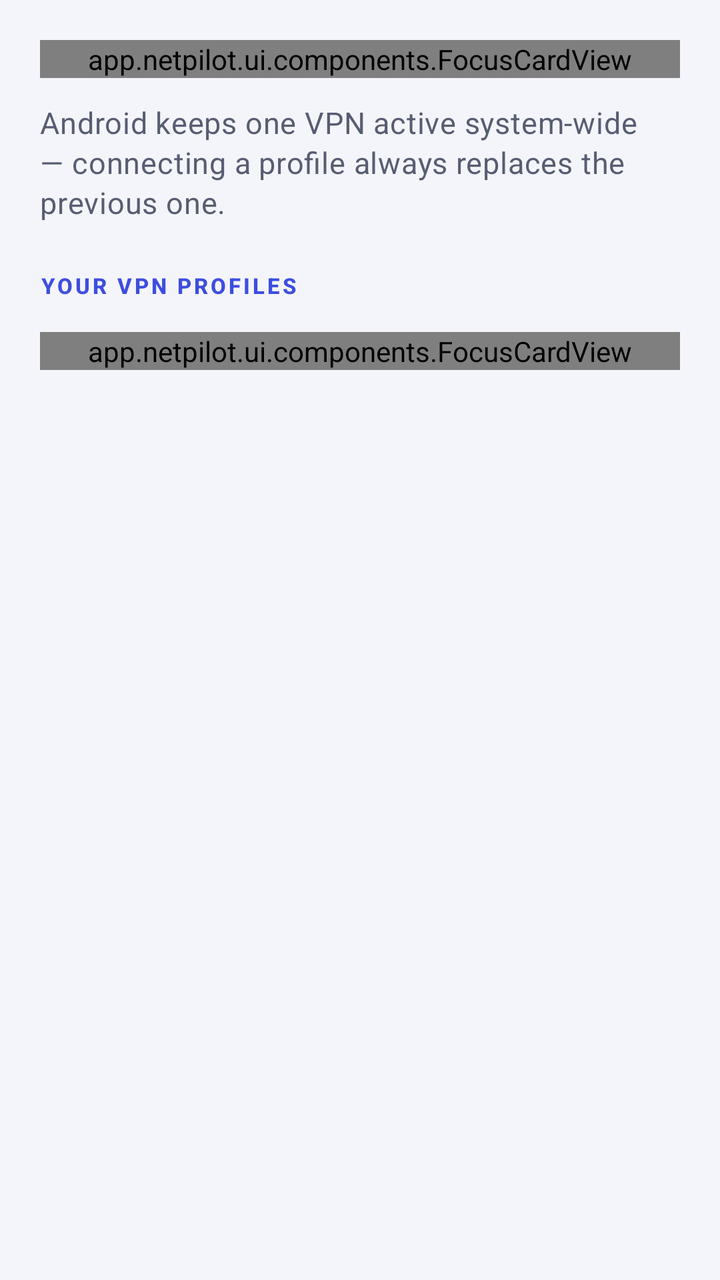
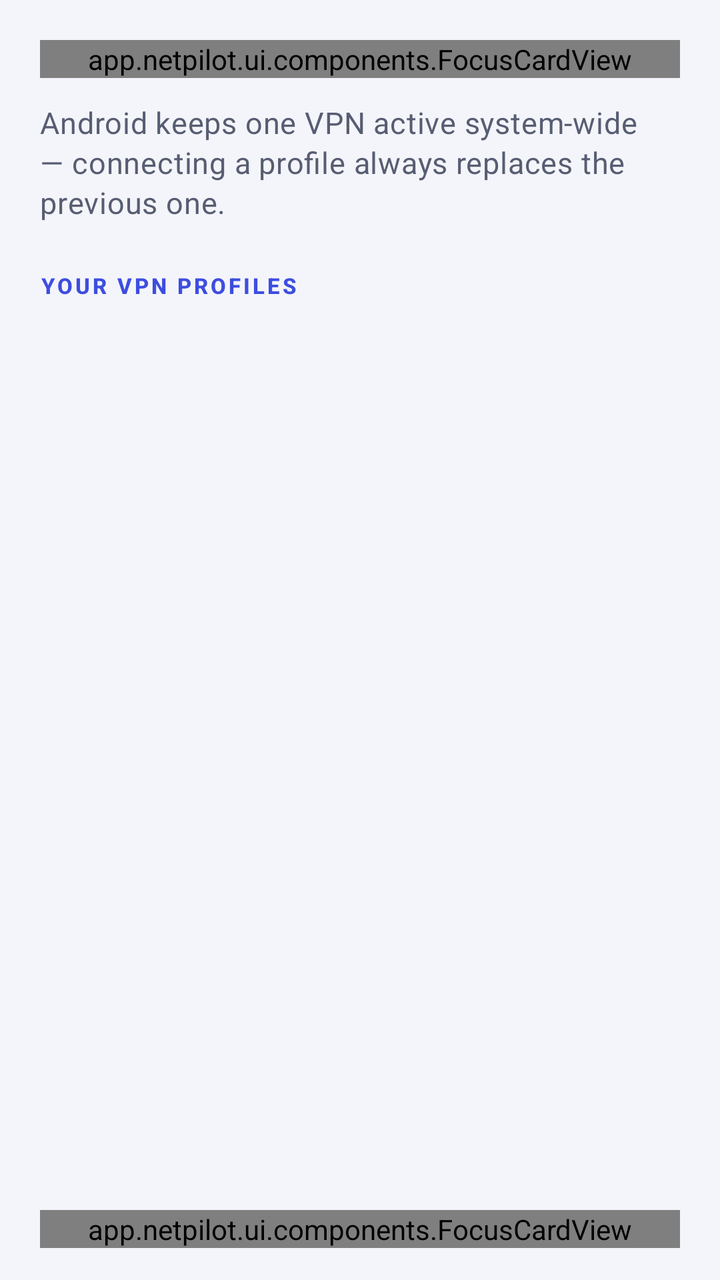

Compare the two renders of this Android layout. The source of the first and the diff that turns it into the second are given below.
<!-- AndroidManifest.xml: application theme Theme.NetPilot -->
<!-- res/layout/fragment_vpn.xml -->
<?xml version="1.0" encoding="utf-8"?>
<ScrollView xmlns:android="http://schemas.android.com/apk/res/android"
    xmlns:app="http://schemas.android.com/apk/res-auto"
    xmlns:tools="http://schemas.android.com/tools"
    android:layout_width="match_parent"
    android:layout_height="match_parent"
    android:clipToPadding="false"
    android:fillViewport="true"
    android:paddingHorizontal="@dimen/screen_padding"
    android:paddingTop="@dimen/screen_padding"
    android:paddingBottom="@dimen/space_32"
    android:scrollbars="none">

    <LinearLayout
        android:layout_width="match_parent"
        android:layout_height="wrap_content"
        android:orientation="vertical">

        
        <app.netpilot.ui.components.FocusCardView
            android:id="@+id/vpn_header"
            android:layout_width="match_parent"
            android:layout_height="wrap_content"
            android:nextFocusLeft="@id/nav_rail">

            <LinearLayout
                android:layout_width="match_parent"
                android:layout_height="wrap_content"
                android:gravity="center_vertical"
                android:orientation="horizontal"
                android:padding="@dimen/card_padding">

                <LinearLayout
                    android:layout_width="0dp"
                    android:layout_height="wrap_content"
                    android:layout_weight="1"
                    android:orientation="vertical">

                    <TextView
                        android:layout_width="wrap_content"
                        android:layout_height="wrap_content"
                        android:text="@string/vpn_title"
                        style="@style/TextAppearance.NetPilot.Title" />

                    <TextView
                        android:layout_width="match_parent"
                        android:layout_height="wrap_content"
                        android:layout_marginTop="@dimen/space_4"
                        android:text="@string/vpn_description"
                        style="@style/TextAppearance.NetPilot.Body" />

                    <app.netpilot.ui.components.StatusPill
                        android:id="@+id/vpn_status_pill"
                        android:layout_width="wrap_content"
                        android:layout_height="wrap_content"
                        android:layout_marginTop="@dimen/space_12" />
                </LinearLayout>

                <com.google.android.material.materialswitch.MaterialSwitch
                    android:id="@+id/vpn_switch"
                    android:layout_width="wrap_content"
                    android:layout_height="wrap_content"
                    android:layout_marginStart="@dimen/space_12"
                    android:contentDescription="@string/cd_vpn_switch"
                    android:minHeight="@dimen/min_target" />
            </LinearLayout>
        </app.netpilot.ui.components.FocusCardView>

        <TextView
            android:layout_width="match_parent"
            android:layout_height="wrap_content"
            android:layout_marginTop="@dimen/space_12"
            android:text="@string/vpn_hint_exclusive"
            style="@style/TextAppearance.NetPilot.Body" />

        
        <TextView
            android:layout_width="wrap_content"
            android:layout_height="wrap_content"
            android:layout_marginTop="@dimen/space_24"
            android:layout_marginBottom="@dimen/space_12"
            android:text="@string/vpn_profiles_section"
            style="@style/TextAppearance.NetPilot.Label" />

        <androidx.recyclerview.widget.RecyclerView
            android:id="@+id/vpn_profiles_list"
            android:layout_width="match_parent"
            android:layout_height="wrap_content"
            android:nestedScrollingEnabled="false"
            android:overScrollMode="never"
            tools:itemCount="2"
            tools:listitem="@layout/item_vpn_profile" />

        <app.netpilot.ui.components.EmptyStateView
            android:id="@+id/vpn_empty"
            android:layout_width="match_parent"
            android:layout_height="wrap_content"
            android:visibility="gone"
            app:npIcon="@drawable/ic_vpn"
            app:npTitle="@string/empty_vpn_title"
            app:npBody="@string/empty_vpn_body" />

        <app.netpilot.ui.components.FocusCardView
            android:id="@+id/vpn_add_row"
            android:layout_width="match_parent"
            android:layout_height="wrap_content"
            android:layout_marginTop="@dimen/space_4"
            android:nextFocusLeft="@id/nav_rail">

            <LinearLayout
                android:layout_width="match_parent"
                android:layout_height="wrap_content"
                android:gravity="center_vertical"
                android:orientation="horizontal"
                android:padding="@dimen/card_padding">

                <ImageView
                    android:layout_width="40dp"
                    android:layout_height="40dp"
                    android:background="@drawable/bg_icon_badge"
                    android:contentDescription="@string/vpn_add_profile"
                    android:padding="9dp"
                    android:src="@drawable/ic_add"
                    app:tint="?attr/colorSecondary" />

                <TextView
                    android:layout_width="wrap_content"
                    android:layout_height="wrap_content"
                    android:layout_marginStart="@dimen/space_16"
                    android:text="@string/vpn_add_profile"
                    android:textSize="@dimen/text_title"
                    android:textStyle="bold"
                    android:textColor="?attr/colorSecondary" />
            </LinearLayout>
        </app.netpilot.ui.components.FocusCardView>
    </LinearLayout>
</ScrollView>
<!-- res/layout/item_vpn_profile.xml (included above) -->
<?xml version="1.0" encoding="utf-8"?>
<app.netpilot.ui.components.FocusCardView
    xmlns:android="http://schemas.android.com/apk/res/android"
    xmlns:app="http://schemas.android.com/apk/res-auto"
    android:id="@+id/profile_root"
    android:layout_width="match_parent"
    android:layout_height="wrap_content"
    android:layout_marginBottom="@dimen/space_12"
    android:nextFocusLeft="@id/nav_rail">

    <LinearLayout
        android:layout_width="match_parent"
        android:layout_height="wrap_content"
        android:gravity="center_vertical"
        android:orientation="horizontal"
        android:padding="14dp">

        <LinearLayout
            android:layout_width="0dp"
            android:layout_height="wrap_content"
            android:layout_weight="1"
            android:orientation="vertical">

            <LinearLayout
                android:layout_width="wrap_content"
                android:layout_height="wrap_content"
                android:gravity="center_vertical"
                android:orientation="horizontal">

                <TextView
                    android:id="@+id/profile_name"
                    android:layout_width="wrap_content"
                    android:layout_height="wrap_content"
                    android:textColor="?attr/colorOnSurface"
                    android:textSize="16sp"
                    android:textStyle="bold" />

                <TextView
                    android:id="@+id/type_badge"
                    android:layout_width="wrap_content"
                    android:layout_height="wrap_content"
                    android:layout_marginStart="@dimen/space_8"
                    android:background="@drawable/bg_type_badge"
                    android:paddingHorizontal="8dp"
                    android:paddingVertical="2dp"
                    android:textColor="@color/brand_on_primary_container"
                    android:textSize="11sp"
                    android:textStyle="bold" />
            </LinearLayout>

            <TextView
                android:id="@+id/profile_host"
                android:layout_width="wrap_content"
                android:layout_height="wrap_content"
                android:layout_marginTop="2dp"
                style="@style/TextAppearance.NetPilot.Body" />

            <TextView
                android:id="@+id/profile_state"
                android:layout_width="wrap_content"
                android:layout_height="wrap_content"
                android:layout_marginTop="4dp"
                android:textSize="12sp"
                android:textStyle="bold" />
        </LinearLayout>

        <ImageButton
            android:id="@+id/btn_edit"
            style="@style/Widget.NetPilot.IconButton"
            android:layout_width="@dimen/min_target"
            android:layout_height="@dimen/min_target"
            android:contentDescription="@string/cd_edit_profile"
            android:src="@drawable/ic_edit"
            app:tint="?attr/colorOnSurfaceVariant" />

        <ImageButton
            android:id="@+id/btn_delete"
            style="@style/Widget.NetPilot.IconButton"
            android:layout_width="@dimen/min_target"
            android:layout_height="@dimen/min_target"
            android:layout_marginStart="@dimen/space_4"
            android:contentDescription="@string/cd_delete_profile"
            android:src="@drawable/ic_delete"
            app:tint="@color/status_danger" />
    </LinearLayout>
</app.netpilot.ui.components.FocusCardView>
<!-- resources referenced by this layout -->
<resources>
  <color name="brand_on_primary_container">#0D1560</color>
  <color name="status_danger">#C62F45</color>
  <dimen name="card_padding">18dp</dimen>
  <dimen name="min_target">48dp</dimen>
  <dimen name="screen_padding">20dp</dimen>
  <dimen name="space_12">12dp</dimen>
  <dimen name="space_16">16dp</dimen>
  <dimen name="space_24">24dp</dimen>
  <dimen name="space_32">32dp</dimen>
  <dimen name="space_4">4dp</dimen>
  <dimen name="space_8">8dp</dimen>
  <dimen name="text_title">21sp</dimen>
  <!-- drawable bg_icon_badge (drawable) -->
  <?xml version="1.0" encoding="utf-8"?>
  <shape xmlns:android="http://schemas.android.com/apk/res/android" android:shape="rectangle">
      <corners android:radius="13dp" />
      <solid android:color="@color/brand_primary_container" />
  </shape>
  <!-- drawable bg_type_badge (drawable) -->
  <?xml version="1.0" encoding="utf-8"?>
  <shape xmlns:android="http://schemas.android.com/apk/res/android" android:shape="rectangle">
      <corners android:radius="8dp" />
      <solid android:color="@color/brand_primary_container" />
  </shape>
  <string name="cd_delete_profile">Delete profile</string>
  <string name="cd_edit_profile">Edit profile</string>
  <string name="cd_vpn_switch">VPN connect/disconnect switch</string>
  <string name="empty_vpn_body">Add your own IKEv2/IPsec server or import an OpenVPN .ovpn config. Nothing is shared with any service.</string>
  <string name="empty_vpn_title">No VPN profiles yet</string>
  <string name="vpn_add_profile">Add VPN profile</string>
  <string name="vpn_description">Tunnel your traffic through a server you control. Profiles stay on this device.</string>
  <string name="vpn_hint_exclusive">Android keeps one VPN active system-wide — connecting a profile always replaces the previous one.</string>
  <string name="vpn_profiles_section">Your VPN profiles</string>
  <string name="vpn_title">VPN</string>
  <style name="TextAppearance.NetPilot.Body" parent="TextAppearance.Material3.BodyMedium">
          <item name="android:textSize">@dimen/text_body</item>
          <item name="android:textColor">?attr/colorOnSurfaceVariant</item>
      </style>
  <style name="TextAppearance.NetPilot.Title" parent="TextAppearance.Material3.TitleMedium">
          <item name="android:textSize">@dimen/text_title</item>
          <item name="android:textColor">?attr/colorOnSurface</item>
      </style>
  <style name="Widget.NetPilot.IconButton" parent="Widget.Material3.Button.IconButton">
          <item name="android:minWidth">@dimen/min_target</item>
          <item name="android:minHeight">@dimen/min_target</item>
      </style>
  <color name="brand_primary_container">#E2E5FF</color>
  <dimen name="text_body">15sp</dimen>
  <dimen name="text_label">11sp</dimen>
  <color name="brand_primary">#3D4DE0</color>
  <color name="brand_on_primary">#FFFFFF</color>
  <color name="brand_secondary">#00A896</color>
  <color name="brand_on_secondary">#FFFFFF</color>
  <color name="brand_secondary_container">#C8F3EC</color>
  <color name="brand_on_secondary_container">#003B34</color>
  <color name="bg">#F4F5FA</color>
  <color name="surface">#FFFFFF</color>
  <color name="on_surface">#171A26</color>
  <color name="surface_variant">#EAECF4</color>
  <color name="on_surface_variant">#575D72</color>
  <style name="ThemeOverlay.NetPilot.Dialog" parent="ThemeOverlay.Material3.MaterialAlertDialog">
          <item name="colorPrimary">@color/brand_primary</item>
          <item name="shapeAppearanceOverlay">@style/ShapeAppearance.NetPilot.Dialog</item>
      </style>
  <dimen name="card_radius">22dp</dimen>
  <color name="focus_ring">#3D4DE0</color>
  <dimen name="card_min_height">72dp</dimen>
  <style name="ShapeAppearance.NetPilot.Dialog" parent="">
          <item name="cornerFamily">rounded</item>
          <item name="cornerSize">24dp</item>
      </style>
</resources>

<!-- the commit's change to res/layout/fragment_vpn.xml (unified diff, before → after) -->
@@ -1,140 +1,136 @@
 <?xml version="1.0" encoding="utf-8"?>
-<ScrollView xmlns:android="http://schemas.android.com/apk/res/android"
+<LinearLayout xmlns:android="http://schemas.android.com/apk/res/android"
     xmlns:app="http://schemas.android.com/apk/res-auto"
     xmlns:tools="http://schemas.android.com/tools"
     android:layout_width="match_parent"
     android:layout_height="match_parent"
-    android:clipToPadding="false"
-    android:fillViewport="true"
+    android:orientation="vertical"
     android:paddingHorizontal="@dimen/screen_padding"
     android:paddingTop="@dimen/screen_padding"
-    android:paddingBottom="@dimen/space_32"
-    android:scrollbars="none">
-
-    <LinearLayout
-        android:layout_width="match_parent"
-        android:layout_height="wrap_content"
-        android:orientation="vertical">
-
-        
-        <app.netpilot.ui.components.FocusCardView
-            android:id="@+id/vpn_header"
+    android:paddingBottom="@dimen/space_16">
+
+    
+    <app.netpilot.ui.components.FocusCardView
+        android:id="@+id/vpn_header"
+        android:layout_width="match_parent"
+        android:layout_height="wrap_content"
+        android:nextFocusLeft="@id/nav_rail">
+
+        <LinearLayout
             android:layout_width="match_parent"
             android:layout_height="wrap_content"
-            android:nextFocusLeft="@id/nav_rail">
+            android:gravity="center_vertical"
+            android:orientation="horizontal"
+            android:padding="@dimen/card_padding">
 
             <LinearLayout
-                android:layout_width="match_parent"
-                android:layout_height="wrap_content"
-                android:gravity="center_vertical"
-                android:orientation="horizontal"
-                android:padding="@dimen/card_padding">
-
-                <LinearLayout
-                    android:layout_width="0dp"
-                    android:layout_height="wrap_content"
-                    android:layout_weight="1"
-                    android:orientation="vertical">
-
-                    <TextView
-                        android:layout_width="wrap_content"
-                        android:layout_height="wrap_content"
-                        android:text="@string/vpn_title"
-                        style="@style/TextAppearance.NetPilot.Title" />
-
-                    <TextView
-                        android:layout_width="match_parent"
-                        android:layout_height="wrap_content"
-                        android:layout_marginTop="@dimen/space_4"
-                        android:text="@string/vpn_description"
-                        style="@style/TextAppearance.NetPilot.Body" />
-
-                    <app.netpilot.ui.components.StatusPill
-                        android:id="@+id/vpn_status_pill"
-                        android:layout_width="wrap_content"
-                        android:layout_height="wrap_content"
-                        android:layout_marginTop="@dimen/space_12" />
-                </LinearLayout>
-
-                <com.google.android.material.materialswitch.MaterialSwitch
-                    android:id="@+id/vpn_switch"
-                    android:layout_width="wrap_content"
-                    android:layout_height="wrap_content"
-                    android:layout_marginStart="@dimen/space_12"
-                    android:contentDescription="@string/cd_vpn_switch"
-                    android:minHeight="@dimen/min_target" />
+                android:layout_width="0dp"
+                android:layout_height="wrap_content"
+                android:layout_weight="1"
+                android:orientation="vertical">
+
+                <TextView
+                    android:layout_width="wrap_content"
+                    android:layout_height="wrap_content"
+                    android:text="@string/vpn_title"
+                    style="@style/TextAppearance.NetPilot.Title" />
+
+                <TextView
+                    android:layout_width="match_parent"
+                    android:layout_height="wrap_content"
+                    android:layout_marginTop="@dimen/space_4"
+                    android:text="@string/vpn_description"
+                    style="@style/TextAppearance.NetPilot.Body" />
+
+                <app.netpilot.ui.components.StatusPill
+                    android:id="@+id/vpn_status_pill"
+                    android:layout_width="wrap_content"
+                    android:layout_height="wrap_content"
+                    android:layout_marginTop="@dimen/space_12" />
             </LinearLayout>
-        </app.netpilot.ui.components.FocusCardView>
-
-        <TextView
+
+            <com.google.android.material.materialswitch.MaterialSwitch
+                android:id="@+id/vpn_switch"
+                android:layout_width="wrap_content"
+                android:layout_height="wrap_content"
+                android:layout_marginStart="@dimen/space_12"
+                android:contentDescription="@string/cd_vpn_switch"
+                android:minHeight="@dimen/min_target" />
+        </LinearLayout>
+    </app.netpilot.ui.components.FocusCardView>
+
+    <TextView
+        android:layout_width="match_parent"
+        android:layout_height="wrap_content"
+        android:layout_marginTop="@dimen/space_12"
+        android:text="@string/vpn_hint_exclusive"
+        style="@style/TextAppearance.NetPilot.Body" />
+
+    
+    <TextView
+        android:layout_width="wrap_content"
+        android:layout_height="wrap_content"
+        android:layout_marginTop="@dimen/space_24"
+        android:layout_marginBottom="@dimen/space_12"
+        android:text="@string/vpn_profiles_section"
+        style="@style/TextAppearance.NetPilot.Label" />
+
+    <androidx.recyclerview.widget.RecyclerView
+        android:id="@+id/vpn_profiles_list"
+        android:layout_width="match_parent"
+        android:layout_height="0dp"
+        android:layout_weight="1"
+        android:clipToPadding="false"
+        android:overScrollMode="never"
+        android:paddingBottom="@dimen/space_12"
+        tools:itemCount="4"
+        tools:listitem="@layout/item_vpn_profile" />
+
+    <app.netpilot.ui.components.EmptyStateView
+        android:id="@+id/vpn_empty"
+        android:layout_width="match_parent"
+        android:layout_height="wrap_content"
+        android:layout_marginTop="@dimen/space_8"
+        android:visibility="gone"
+        app:npIcon="@drawable/ic_vpn"
+        app:npTitle="@string/empty_vpn_title"
+        app:npBody="@string/empty_vpn_body" />
+
+    
+    <app.netpilot.ui.components.FocusCardView
+        android:id="@+id/vpn_add_row"
+        android:layout_width="match_parent"
+        android:layout_height="wrap_content"
+        android:layout_marginTop="@dimen/space_4"
+        android:nextFocusLeft="@id/nav_rail">
+
+        <LinearLayout
             android:layout_width="match_parent"
             android:layout_height="wrap_content"
-            android:layout_marginTop="@dimen/space_12"
-            android:text="@string/vpn_hint_exclusive"
-            style="@style/TextAppearance.NetPilot.Body" />
-
-        
-        <TextView
-            android:layout_width="wrap_content"
-            android:layout_height="wrap_content"
-            android:layout_marginTop="@dimen/space_24"
-            android:layout_marginBottom="@dimen/space_12"
-            android:text="@string/vpn_profiles_section"
-            style="@style/TextAppearance.NetPilot.Label" />
-
-        <androidx.recyclerview.widget.RecyclerView
-            android:id="@+id/vpn_profiles_list"
-            android:layout_width="match_parent"
-            android:layout_height="wrap_content"
-            android:nestedScrollingEnabled="false"
-            android:overScrollMode="never"
-            tools:itemCount="2"
-            tools:listitem="@layout/item_vpn_profile" />
-
-        <app.netpilot.ui.components.EmptyStateView
-            android:id="@+id/vpn_empty"
-            android:layout_width="match_parent"
-            android:layout_height="wrap_content"
-            android:visibility="gone"
-            app:npIcon="@drawable/ic_vpn"
-            app:npTitle="@string/empty_vpn_title"
-            app:npBody="@string/empty_vpn_body" />
-
-        <app.netpilot.ui.components.FocusCardView
-            android:id="@+id/vpn_add_row"
-            android:layout_width="match_parent"
-            android:layout_height="wrap_content"
-            android:layout_marginTop="@dimen/space_4"
-            android:nextFocusLeft="@id/nav_rail">
-
-            <LinearLayout
-                android:layout_width="match_parent"
-                android:layout_height="wrap_content"
-                android:gravity="center_vertical"
-                android:orientation="horizontal"
-                android:padding="@dimen/card_padding">
-
-                <ImageView
-                    android:layout_width="40dp"
-                    android:layout_height="40dp"
-                    android:background="@drawable/bg_icon_badge"
-                    android:contentDescription="@string/vpn_add_profile"
-                    android:padding="9dp"
-                    android:src="@drawable/ic_add"
-                    app:tint="?attr/colorSecondary" />
-
-                <TextView
-                    android:layout_width="wrap_content"
-                    android:layout_height="wrap_content"
-                    android:layout_marginStart="@dimen/space_16"
-                    android:text="@string/vpn_add_profile"
-                    android:textSize="@dimen/text_title"
-                    android:textStyle="bold"
-                    android:textColor="?attr/colorSecondary" />
-            </LinearLayout>
-        </app.netpilot.ui.components.FocusCardView>
-    </LinearLayout>
-</ScrollView>
+            android:gravity="center_vertical"
+            android:orientation="horizontal"
+            android:padding="@dimen/card_padding">
+
+            <ImageView
+                android:layout_width="40dp"
+                android:layout_height="40dp"
+                android:background="@drawable/bg_icon_badge"
+                android:contentDescription="@string/vpn_add_profile"
+                android:padding="9dp"
+                android:src="@drawable/ic_add"
+                app:tint="?attr/colorSecondary" />
+
+            <TextView
+                android:layout_width="wrap_content"
+                android:layout_height="wrap_content"
+                android:layout_marginStart="@dimen/space_16"
+                android:text="@string/vpn_add_profile"
+                android:textSize="@dimen/text_title"
+                android:textStyle="bold"
+                android:textColor="?attr/colorSecondary" />
+        </LinearLayout>
+    </app.netpilot.ui.components.FocusCardView>
+</LinearLayout>
 <!-- res/layout/item_vpn_profile.xml (included above) -->
 <?xml version="1.0" encoding="utf-8"?>
 <app.netpilot.ui.components.FocusCardView
<!-- resource entries referenced after the edit -->
@@ -8,7 +8,6 @@
   <dimen name="space_12">12dp</dimen>
   <dimen name="space_16">16dp</dimen>
   <dimen name="space_24">24dp</dimen>
-  <dimen name="space_32">32dp</dimen>
   <dimen name="space_4">4dp</dimen>
   <dimen name="space_8">8dp</dimen>
   <dimen name="text_title">21sp</dimen>
